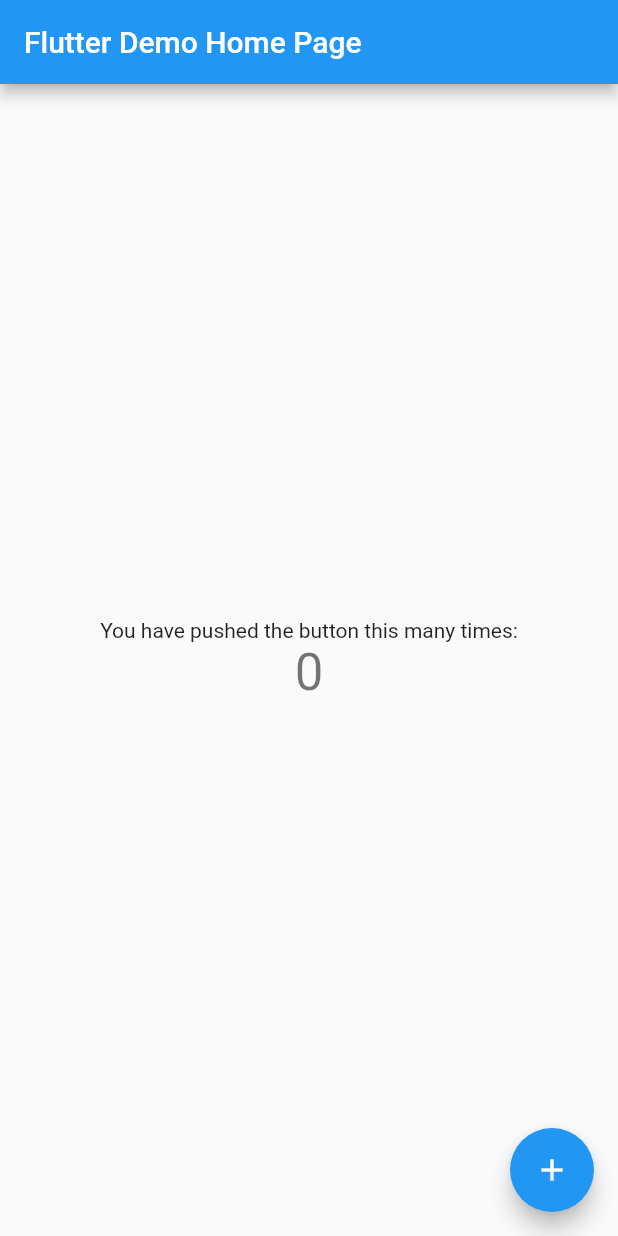
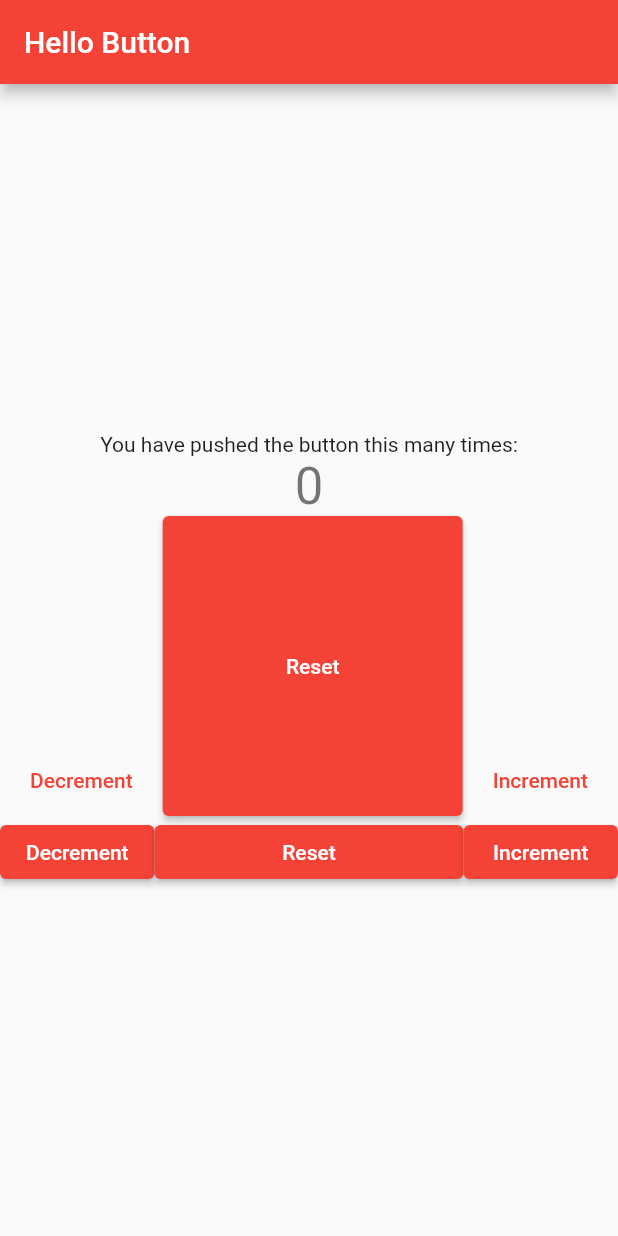
Before and after one commit to CSSE490-Flutter-Winter-2022-2023/Hello-Button, a Flutter app: the screen it shows after launch, on a phone screen of 412 x 824 dp. Run offline on Flutter 3.47's test engine with Material 2 defaults, Android fonts, the phone set to English and light mode, and no system bars.

Commit message:
in class Dec 15th

```diff
--- a/hello_button/lib/main.dart
+++ b/hello_button/lib/main.dart
@@ -7,42 +7,21 @@ void main() {
 class MyApp extends StatelessWidget {
   const MyApp({super.key});
 
-  // This widget is the root of your application.
   @override
   Widget build(BuildContext context) {
     return MaterialApp(
-      title: 'Flutter Demo',
+      title: 'Hello Button',
       theme: ThemeData(
-        // This is the theme of your application.
-        //
-        // Try running your application with "flutter run". You'll see the
-        // application has a blue toolbar. Then, without quitting the app, try
-        // changing the primarySwatch below to Colors.green and then invoke
-        // "hot reload" (press "r" in the console where you ran "flutter run",
-        // or simply save your changes to "hot reload" in a Flutter IDE).
-        // Notice that the counter didn't reset back to zero; the application
-        // is not restarted.
-        primarySwatch: Colors.blue,
+        primarySwatch: Colors.red,
       ),
-      home: const MyHomePage(title: 'Flutter Demo Home Page'),
+      home: const MyHomePage(title: 'Hello Button'),
     );
   }
 }
 
 class MyHomePage extends StatefulWidget {
   const MyHomePage({super.key, required this.title});
-
-  // This widget is the home page of your application. It is stateful, meaning
-  // that it has a State object (defined below) that contains fields that affect
-  // how it looks.
-
-  // This class is the configuration for the state. It holds the values (in this
-  // case the title) provided by the parent (in this case the App widget) and
-  // used by the build method of the State. Fields in a Widget subclass are
-  // always marked "final".
-
   final String title;
-
   @override
   State<MyHomePage> createState() => _MyHomePageState();
 }
@@ -50,49 +29,26 @@ class MyHomePage extends StatefulWidget {
 class _MyHomePageState extends State<MyHomePage> {
   int _counter = 0;
 
-  void _incrementCounter() {
+  void _changeCounter(int amount) {
     setState(() {
-      // This call to setState tells the Flutter framework that something has
-      // changed in this State, which causes it to rerun the build method below
-      // so that the display can reflect the updated values. If we changed
-      // _counter without calling setState(), then the build method would not be
-      // called again, and so nothing would appear to happen.
-      _counter++;
+      _counter += amount;
+    });
+  }
+
+  void _setCounter(int value) {
+    setState(() {
+      _counter = value;
     });
   }
 
   @override
   Widget build(BuildContext context) {
-    // This method is rerun every time setState is called, for instance as done
-    // by the _incrementCounter method above.
-    //
-    // The Flutter framework has been optimized to make rerunning build methods
-    // fast, so that you can just rebuild anything that needs updating rather
-    // than having to individually change instances of widgets.
     return Scaffold(
       appBar: AppBar(
-        // Here we take the value from the MyHomePage object that was created by
-        // the App.build method, and use it to set our appbar title.
         title: Text(widget.title),
       ),
       body: Center(
-        // Center is a layout widget. It takes a single child and positions it
-        // in the middle of the parent.
         child: Column(
-          // Column is also a layout widget. It takes a list of children and
-          // arranges them vertically. By default, it sizes itself to fit its
-          // children horizontally, and tries to be as tall as its parent.
-          //
-          // Invoke "debug painting" (press "p" in the console, choose the
-          // "Toggle Debug Paint" action from the Flutter Inspector in Android
-          // Studio, or the "Toggle Debug Paint" command in Visual Studio Code)
-          // to see the wireframe for each widget.
-          //
-          // Column has various properties to control how it sizes itself and
-          // how it positions its children. Here we use mainAxisAlignment to
-          // center the children vertically; the main axis here is the vertical
-          // axis because Columns are vertical (the cross axis would be
-          // horizontal).
           mainAxisAlignment: MainAxisAlignment.center,
           children: <Widget>[
             const Text(
@@ -102,14 +58,81 @@ class _MyHomePageState extends State<MyHomePage> {
               '$_counter',
               style: Theme.of(context).textTheme.headline4,
             ),
+            Row(
+              // mainAxisSize: MainAxisSize.max, // The default
+              mainAxisAlignment: MainAxisAlignment.spaceEvenly,
+              crossAxisAlignment: CrossAxisAlignment.end,
+              children: [
+                TextButton(
+                  onPressed: () {
+                    // print("You pressed Decrement.");
+                    _changeCounter(-1);
+                  },
+                  child: const Text("Decrement"),
+                ),
+                Container(
+                  height: 200.0,
+                  width: 200.0,
+                  child: ElevatedButton(
+                    onPressed: () {
+                      // print("You pressed Reset.");
+                      _setCounter(0);
+                    },
+                    child: const Text("Reset"),
+                  ),
+                ),
+                TextButton(
+                  onPressed: () {
+                    // print("You pressed Increment.");
+                    _changeCounter(1);
+                  },
+                  child: const Text("Increment"),
+                ),
+              ],
+            ),
+            Row(
+              // mainAxisSize: MainAxisSize.max, // The default
+              mainAxisAlignment: MainAxisAlignment.spaceEvenly,
+              crossAxisAlignment: CrossAxisAlignment.end,
+              children: [
+                Flexible(
+                  flex: 1,
+                  fit: FlexFit.tight,
+                  child: ElevatedButton(
+                    onPressed: () {
+                      // print("You pressed Decrement.");
+                      _changeCounter(-1);
+                    },
+                    child: const Text("Decrement"),
+                  ),
+                ),
+                Flexible(
+                  flex: 2,
+                  fit: FlexFit.tight,
+                  child: ElevatedButton(
+                    onPressed: () {
+                      // print("You pressed Reset.");
+                      _setCounter(0);
+                    },
+                    child: const Text("Reset"),
+                  ),
+                ),
+                Flexible(
+                  flex: 1,
+                  fit: FlexFit.tight,
+                  child: ElevatedButton(
+                    onPressed: () {
+                      // print("You pressed Increment.");
+                      _changeCounter(1);
+                    },
+                    child: const Text("Increment"),
+                  ),
+                ),
+              ],
+            )
           ],
         ),
       ),
-      floatingActionButton: FloatingActionButton(
-        onPressed: _incrementCounter,
-        tooltip: 'Increment',
-        child: const Icon(Icons.add),
-      ), // This trailing comma makes auto-formatting nicer for build methods.
     );
   }
 }
```
